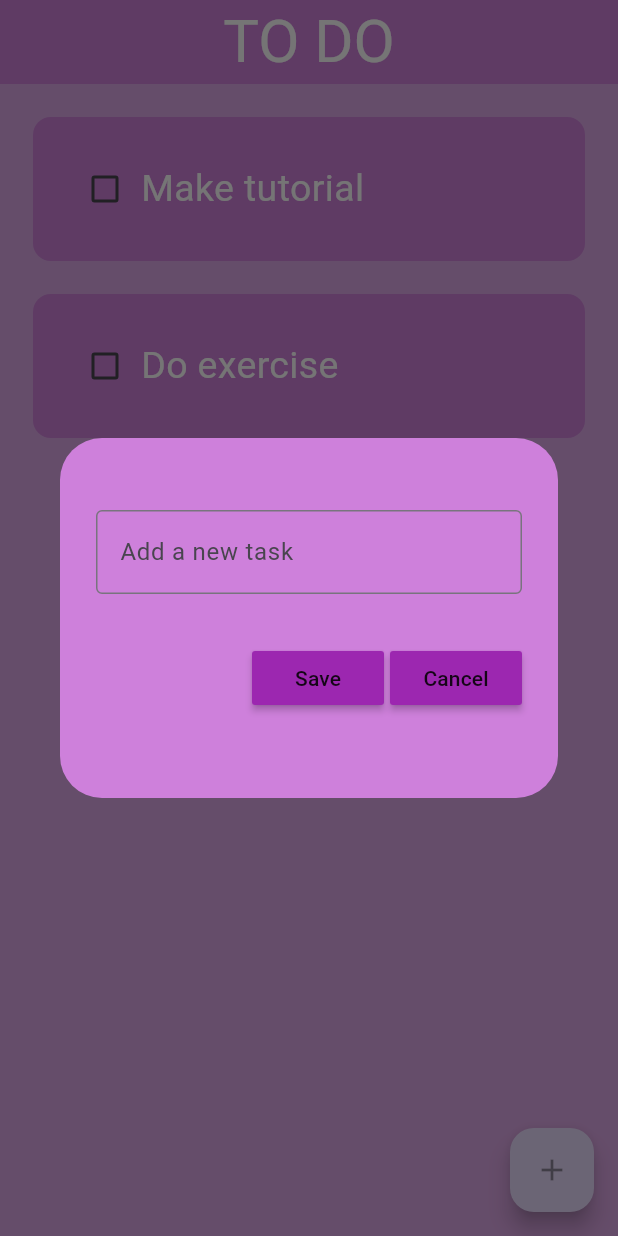
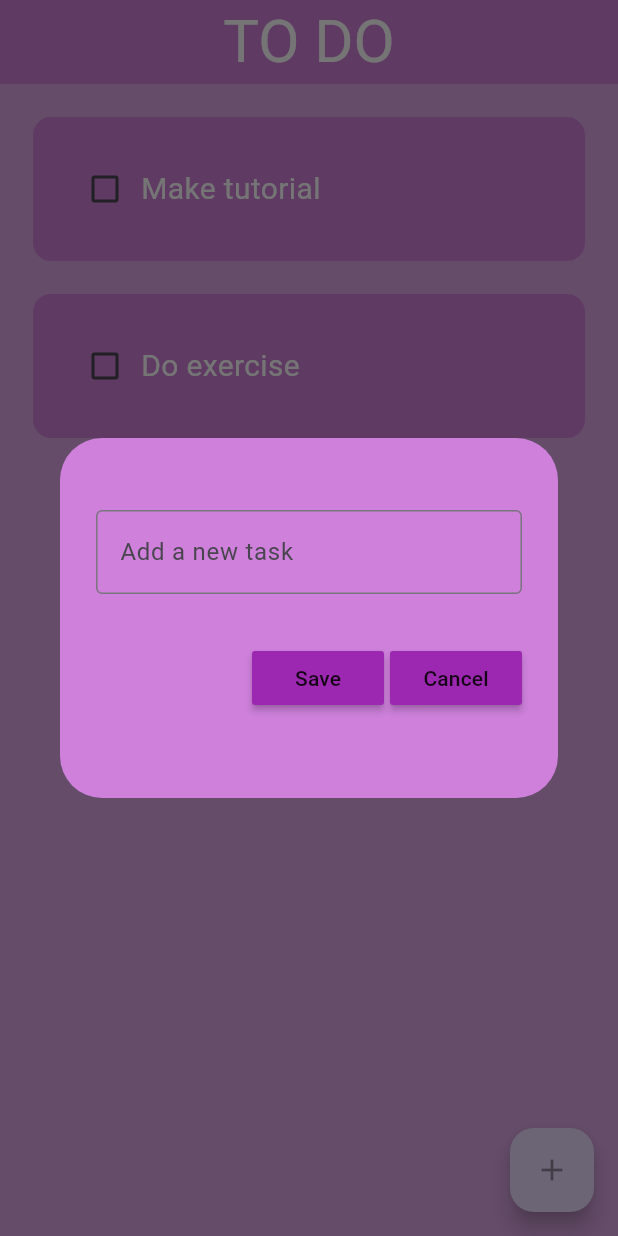
Before and after one commit to zehrayldz00/my-task-maganer, a Flutter app: the screen it shows after launch, after a tap on the "add" icon, on a phone screen of 412 x 824 dp. Run offline on Flutter 3.47's test engine with Material 3 defaults, Android fonts, the phone set to English and light mode, and no system bars; drawn by our look-alikes of flutter_slidable; our stand-ins replace google_fonts, hive, hive_flutter; accounts and stored records are empty.

Commit message:
folder structure modified.

```diff
--- a/lib/util/dialog_box.dart
+++ b/lib/features/home/dialog_box.dart
@@ -1,12 +1,12 @@
 import 'package:flutter/material.dart';
-import 'package:todo_app/util/my_button.dart';
+import 'package:todo_app/shared/my_button.dart';
 
 class DialogBox extends StatelessWidget {
   final controller;
   final VoidCallback onSave;
   final VoidCallback onCancel;
 
-  DialogBox(
+  const DialogBox(
       {super.key,
       required this.controller,
       required this.onSave,
@@ -15,7 +15,7 @@ class DialogBox extends StatelessWidget {
   @override
   Widget build(BuildContext context) {
     return AlertDialog(
-        backgroundColor: Color(0xFFce80db),
+        backgroundColor: const Color(0xFFce80db),
         content: Container(
             height: 200,
             width: 300,
@@ -25,7 +25,7 @@ class DialogBox extends StatelessWidget {
                 // get user input
                 TextField(
                   controller: controller,
-                  decoration: InputDecoration(
+                  decoration: const InputDecoration(
                     border: OutlineInputBorder(),
                     hintText: "Add a new task",
                   ),
--- a/lib/pages/home_page.dart
+++ b/lib/features/home/home_page.dart
@@ -1,9 +1,9 @@
 import 'package:flutter/material.dart';
 import 'package:hive/hive.dart';
-import 'package:todo_app/data/database.dart';
-import 'package:todo_app/util/todo_tile.dart';
+import 'package:todo_app/core/database.dart';
+import 'package:todo_app/features/home/todo_tile.dart';
 
-import '../util/dialog_box.dart';
+import 'dialog_box.dart';
 
 class HomePage extends StatefulWidget {
   const HomePage({super.key});
@@ -37,7 +37,7 @@ class _HomePageState extends State<HomePage> {
   //checkbox was tapped
   void checkBoxChanged(bool? value, int index) {
     setState(() {
-      db.toDoList[index][1] = !db.toDoList[index][1];
+      db.toDoList[index][1] = !db.toDoList[index][1]; // if task completed it will be uncompleted , if uncompleted it will be completed
     });
     db.updateDatabase();
   }
--- a/lib/util/todo_tile.dart
+++ b/lib/features/home/todo_tile.dart
@@ -40,7 +40,7 @@ class ToDoTile extends StatelessWidget {
                   taskName,
                   style: TextStyle(
                       color: Colors.white,
-                      fontSize: 25,
+                      fontSize: 20,
                       decoration: taskCompleted
                           ? TextDecoration.lineThrough
                           : TextDecoration.none),
--- a/lib/main.dart
+++ b/lib/main.dart
@@ -1,7 +1,7 @@
 import 'package:flutter/material.dart';
 import 'package:google_fonts/google_fonts.dart';
 import 'package:hive_flutter/hive_flutter.dart';
-import 'package:todo_app/pages/home_page.dart';
+import 'package:todo_app/features/home/home_page.dart';
 
 void main() async {
   //init the hive
```
Also changed, not shown: lib/core/database.dart (renamed from lib/data/database.dart), lib/shared/my_button.dart (renamed from lib/util/my_button.dart).
